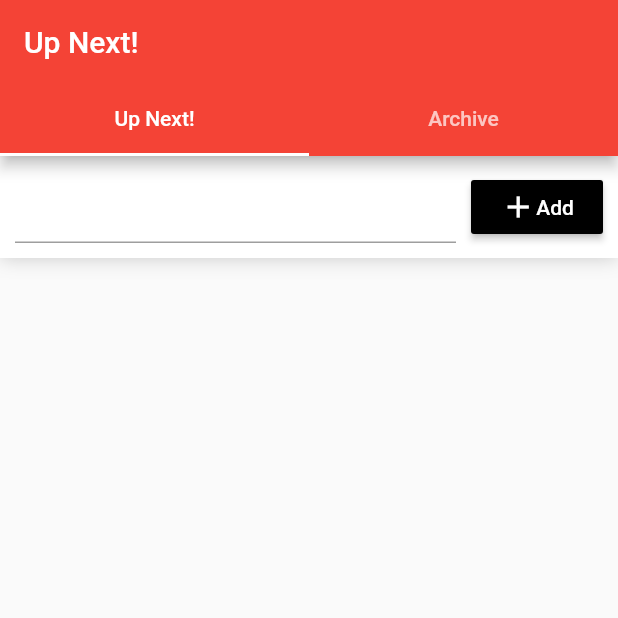
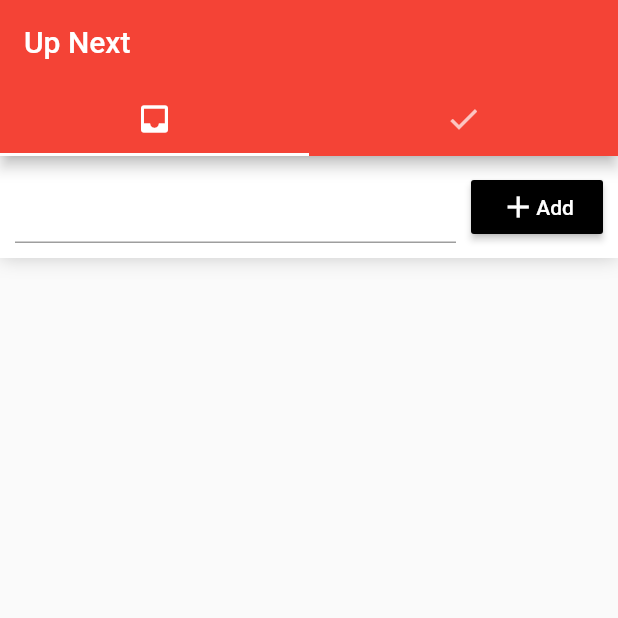
Before and after one commit to robin1996/flutter_task_manager, a Flutter app: the screen it shows after launch, on a phone screen of 412 x 824 dp, the top half of it. Run offline on Flutter 3.47's test engine with Material 2 defaults, Android fonts, the phone set to English and light mode, and no system bars.

Commit message:
Add tabbar children

```diff
--- a/lib/main.dart
+++ b/lib/main.dart
@@ -8,13 +8,7 @@ class MyApp extends StatelessWidget {
   // This widget is the root of your application.
   @override
   Widget build(BuildContext context) {
-    return MaterialApp(
-      title: 'UpNext',
-      theme: ThemeData(
-        primarySwatch: Colors.red,
-      ),
-      home: ToDoListPage(title: 'Up Next!'),
-    );
+    return MainTabBar();
   }
 }
 
@@ -29,20 +23,39 @@ class ToDo {
 
 // 👀 Views/Controllers 👀
 
+class MainTabBar extends StatelessWidget {
+  @override
+  Widget build(BuildContext context) {
+    return MaterialApp(
+      title: 'Up Next',
+      theme: ThemeData(
+        primarySwatch: Colors.red,
+      ),
+      home: DefaultTabController(
+        length: 2,
+        child: Scaffold(
+          appBar: AppBar(
+            bottom: TabBar(
+              tabs: [
+                Tab(icon: Icon(Icons.inbox)),
+                Tab(icon: Icon(Icons.check)),
+              ],
+            ),
+            title: Text('Up Next'),
+          ),
+          body: TabBarView(
+            children: [
+              ToDoListPage(),
+              Icon(Icons.directions_transit),
+            ],
+          ),
+        ),
+      ),
+    );
+  }
+}
+
 class ToDoListPage extends StatefulWidget {
-  final String title;
-
-  // This widget is the home page of your application. It is stateful, meaning
-  // that it has a State object (defined below) that contains fields that affect
-  // how it looks.
-
-  // This class is the configuration for the state. It holds the values (in this
-  // case the title) provided by the parent (in this case the App widget) and
-  // used by the build method of the State. Fields in a Widget subclass are
-  // always marked "final".
-
-  ToDoListPage({Key key, this.title}) : super(key: key);
-
   @override
   _ToDoListPageState createState() => _ToDoListPageState();
 }
@@ -65,20 +78,7 @@ class _ToDoListPageState extends State<ToDoListPage> {
     // The Flutter framework has been optimized to make rerunning build methods
     // fast, so that you can just rebuild anything that needs updating rather
     // than having to individually change instances of widgets.
-    return DefaultTabController(
-      length: 2,
-      child: Scaffold(
-        appBar: AppBar(
-          // Here we take the value from the MyHomePage object that was created by
-          // the App.build method, and use it to set our appbar title.
-          title: Text(widget.title),
-          bottom: TabBar(
-            tabs: <Widget>[
-              Tab(text: "Up Next!"),
-              Tab(text: "Archive")
-            ],
-          ),
-        ),
+    return Scaffold(
       body: Column(
         children: <Widget>[
           Container(
@@ -142,7 +142,6 @@ class _ToDoListPageState extends State<ToDoListPage> {
           ),
         ],
       ),
-      ),
     );
   }
 
```
Lines whose indentation alone changed are shown as unchanged.
